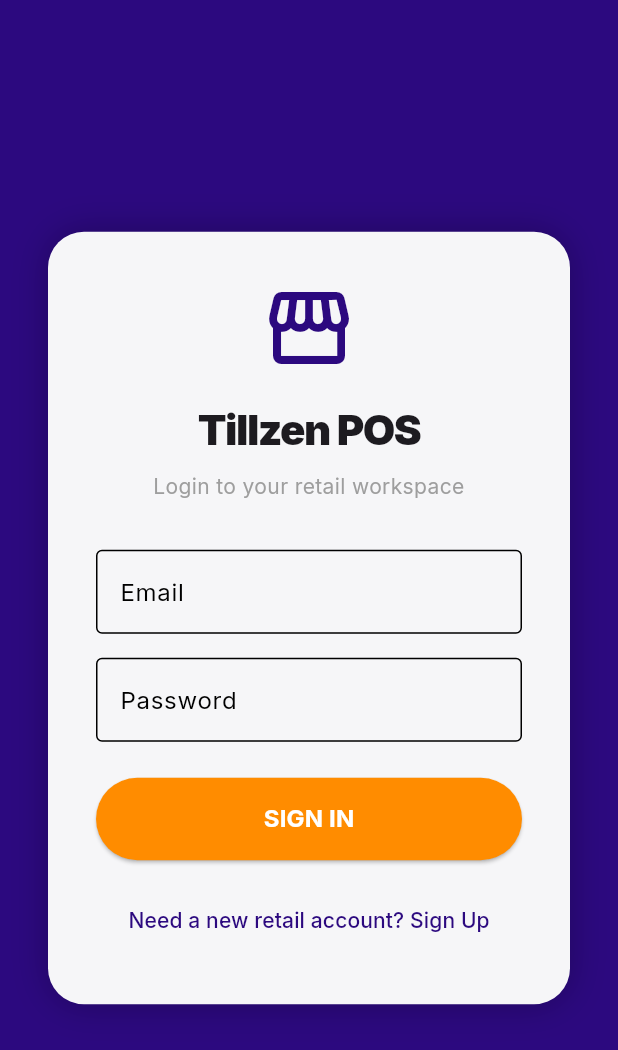
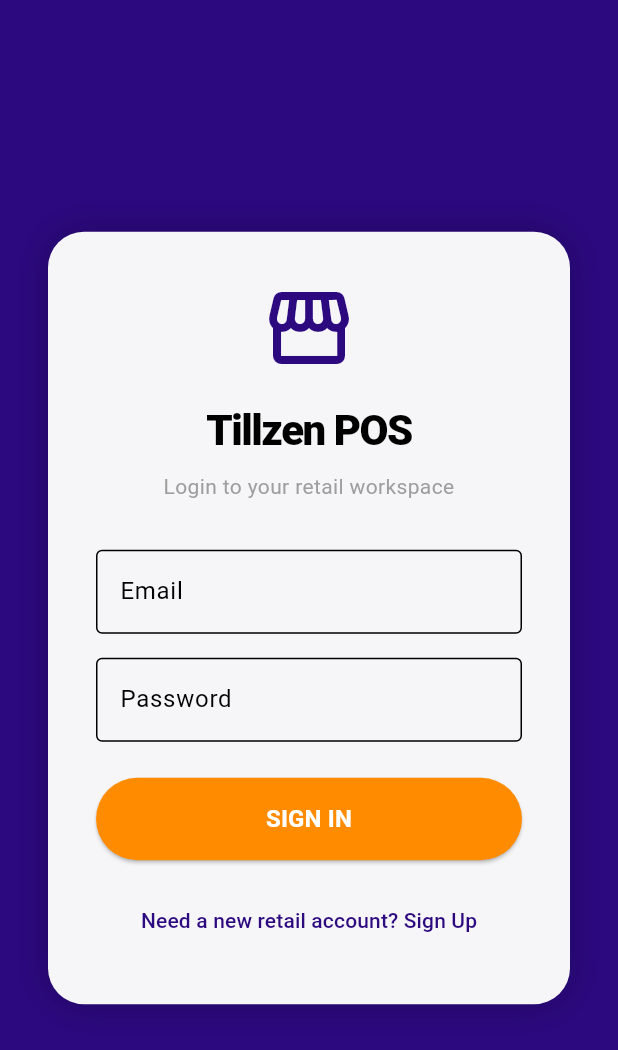
Before and after one commit to Afrikrat/Tillzen2, a Flutter app: the screen it shows after launch, on a phone screen of 412 x 824 dp. Shown: the top 1050 px of the screen. Run offline on Flutter 3.47's test engine with Material 3 defaults, Android fonts, the light colour scheme and no system bars; our stand-ins replace cloud_firestore, connectivity_plus, drift, firebase_auth, firebase_core, fl_chart and 4 more; missing offline and left inert: esc_pos_utils_plus, sqlite3; accounts and stored records are empty; generated files the repository leaves out were written again.

Commit message:
Fix: Remove google_fonts dependency to resolve persistent cloud build constant evaluation error

```diff
--- a/lib/theme.dart
+++ b/lib/theme.dart
@@ -1,5 +1,5 @@
 import 'package:flutter/material.dart';
-import 'package:google_fonts/google_fonts.dart';
+
 
 class AppTheme {
   // Prototype Tailwind color mapping
@@ -20,7 +20,7 @@ class AppTheme {
         surface: Colors.white,
         error: danger,
       ),
-      textTheme: GoogleFonts.interTextTheme(ThemeData.light().textTheme),
+      textTheme: const TextTheme(),
       appBarTheme: const AppBarTheme(
         backgroundColor: Colors.white,
         foregroundColor: Colors.black87,
@@ -44,7 +44,8 @@ class AppTheme {
         surface: Color(0xFF1E202C), // A slightly lighter dark for cards
         error: danger,
       ),
-      textTheme: GoogleFonts.interTextTheme(ThemeData.dark().textTheme),
+      textTheme: const TextTheme(),
+
       appBarTheme: const AppBarTheme(
         backgroundColor: backgroundDark,
         foregroundColor: Colors.white,
--- a/pubspec.yaml
+++ b/pubspec.yaml
@@ -46,7 +46,6 @@ dependencies:
   path: ^1.9.0
   go_router: ^15.1.2
   provider: ^6.1.5+1
-  google_fonts: 5.1.0
   sqlite3: ^2.4.7
   connectivity_plus: ^7.0.0
   pdf: ^3.11.0
@@ -58,7 +57,8 @@ dependencies:
   fl_chart: ^0.69.0
 
 dependency_overrides:
-  google_fonts: 5.1.0
+  # No overrides needed
+
 
 
 
```
